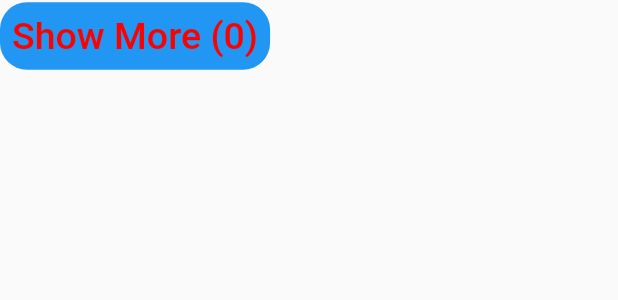
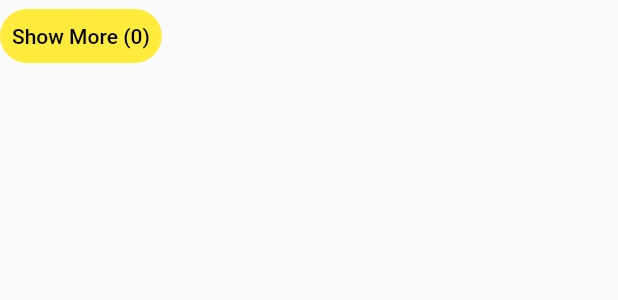
Before and after one commit to byudevelopers/RateEverything, a Flutter app: the ShowMoreButton widget shown alone on an empty page, opened directly, on a phone screen of 412 x 824 dp. Shown: the top 300 px of the screen. Run offline on Flutter 3.47's test engine with Material 2 defaults, Android fonts, the phone set to English and light mode, and no system bars; missing offline and left inert: tab_container.

Commit message:
fixed merge issues

```diff
--- a/frontend/lib/screens/leaderboard/leaderboard.dart
+++ b/frontend/lib/screens/leaderboard/leaderboard.dart
@@ -1,3 +1,4 @@
+import 'package:app22_23/widgets/rate_widget.dart';
 import 'package:flutter/material.dart';
 import 'package:app22_23/views/show_more_button.dart';
 
@@ -14,6 +15,7 @@ class _LeaderboardState extends State<Leaderboard> {
     return Column(
         children: <Widget>[
           const Text("Leaderboard"),
+          RatingBox(),
           ShowMoreButton(),
           ],
       );
--- a/frontend/lib/views/show_more_button.dart
+++ b/frontend/lib/views/show_more_button.dart
@@ -14,7 +14,7 @@ class _LeaderboardState extends State<ShowMoreButton> {
   Widget build(BuildContext context) {
     return TextButton(
       style: ButtonStyle(
-        backgroundColor: MaterialStateProperty.all(Colors.blue),
+        backgroundColor: MaterialStateProperty.all(Colors.yellow),
         shape: MaterialStateProperty.all<RoundedRectangleBorder>(
           RoundedRectangleBorder(
             borderRadius: BorderRadius.circular(18.0),
@@ -22,8 +22,8 @@ class _LeaderboardState extends State<ShowMoreButton> {
         )
       ),
       child: Text(
-        'Show More (${count})',
-        style: TextStyle(fontSize: 25, color: Color.fromARGB(255, 255, 0, 0)),
+        'Show More ($count)',
+        style: const TextStyle(color: Colors.black),
       ),
       onPressed: () {
         setState(() {
--- a/frontend/lib/views/tab_view.dart
+++ b/frontend/lib/views/tab_view.dart
@@ -50,7 +50,6 @@ class _TabViewState extends State<TabView> {
             ),
             Container(
               child: Leaderboard(),
-              child: RatingBox(),
             ),
             Container(
               child: Profile(),
```
